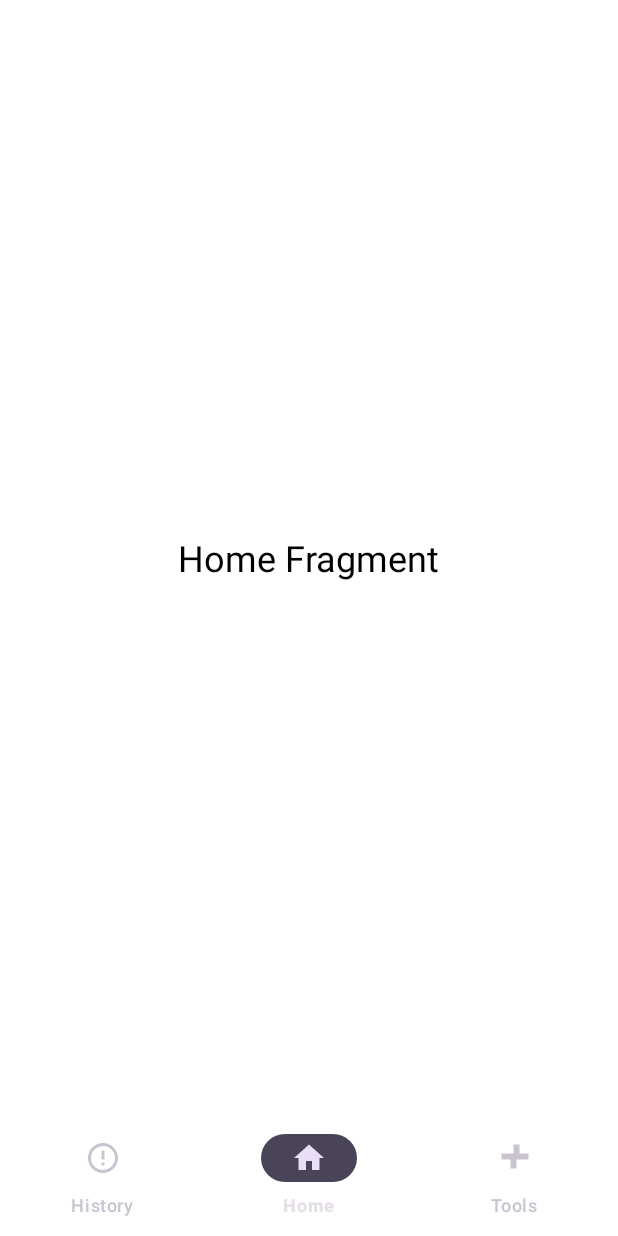
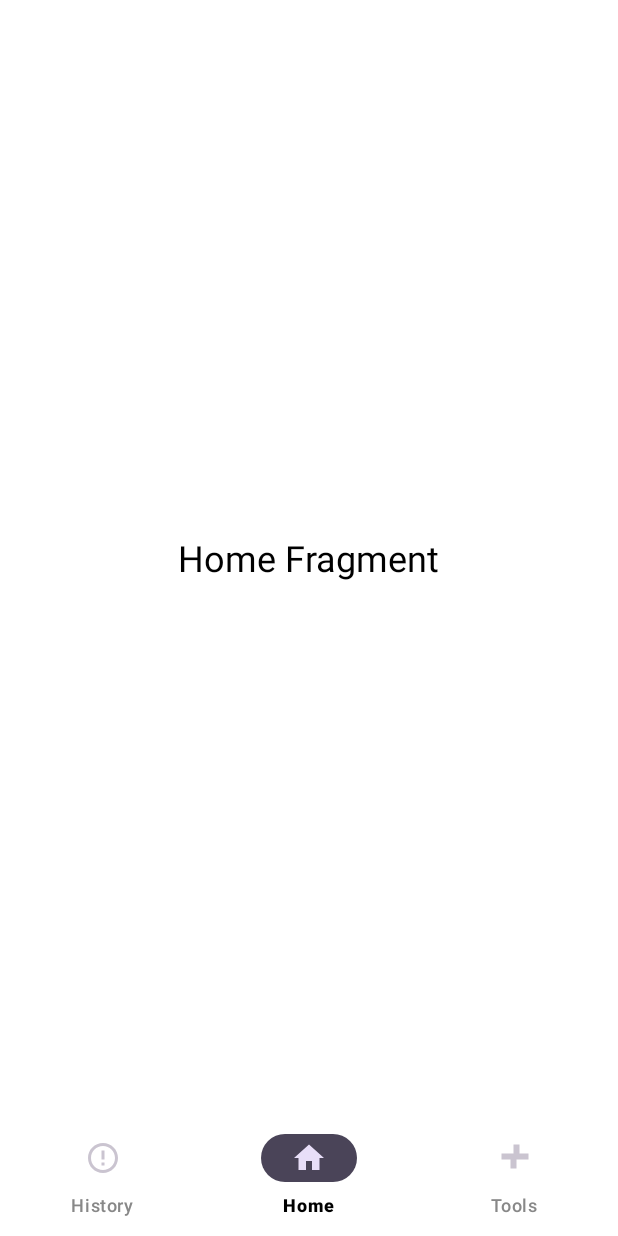
Before and after one commit to nahsbyte/temperature_app, an Android app: the screen it shows after launch (HomeActivity), on a phone screen of 412 x 824 dp. Run offline under Robolectric (Android 15) with nearby library versions, the phone set to English and light mode, and no system bars.

Commit message:
set text nav bar actual color

```diff
--- a/app/src/main/java/com/monitoring/farmasidinkesminahasa/HomeActivity.kt
+++ b/app/src/main/java/com/monitoring/farmasidinkesminahasa/HomeActivity.kt
@@ -1,5 +1,6 @@
 package com.monitoring.farmasidinkesminahasa
 
+import android.content.res.ColorStateList
 import android.graphics.Color
 import android.os.Build
 import android.os.Bundle
@@ -7,6 +8,7 @@ import android.util.Log
 import android.view.View
 import android.view.WindowInsetsController
 import androidx.appcompat.app.AppCompatActivity
+import androidx.core.content.ContextCompat
 import androidx.core.view.ViewCompat
 import androidx.core.view.WindowCompat
 import androidx.core.view.WindowInsetsCompat
--- /dev/null
+++ b/app/src/main/res/color/nav_item_text_color.xml
@@ -0,0 +1,7 @@
+<?xml version="1.0" encoding="utf-8"?>
+<selector xmlns:android="http://schemas.android.com/apk/res/android">
+    <!-- Warna untuk item yang terpilih -->
+    <item android:color="@color/black" android:state_checked="true" />
+    <!-- Warna untuk item yang tidak terpilih -->
+    <item android:color="@color/grey" android:state_checked="false" />
+</selector>
--- a/app/src/main/res/layout/activity_home.xml
+++ b/app/src/main/res/layout/activity_home.xml
@@ -36,6 +36,7 @@
         android:id="@+id/bottom_nav"
         android:layout_width="match_parent"
         android:layout_height="wrap_content"
+        app:itemTextColor="@color/nav_item_text_color"
         app:menu="@menu/bottom_nav_bar"
         app:layout_constraintBottom_toBottomOf="parent"
         app:layout_constraintStart_toStartOf="parent"
--- a/app/src/main/res/values/colors.xml
+++ b/app/src/main/res/values/colors.xml
@@ -2,6 +2,7 @@
 <resources>
     <color name="black">#FF000000</color>
     <color name="white">#FFFFFFFF</color>
+    <color name="grey">#FF888888</color>
 
     <!-- Light Theme -->
     <color name="blue_500_light">#1E88E5</color>
```
